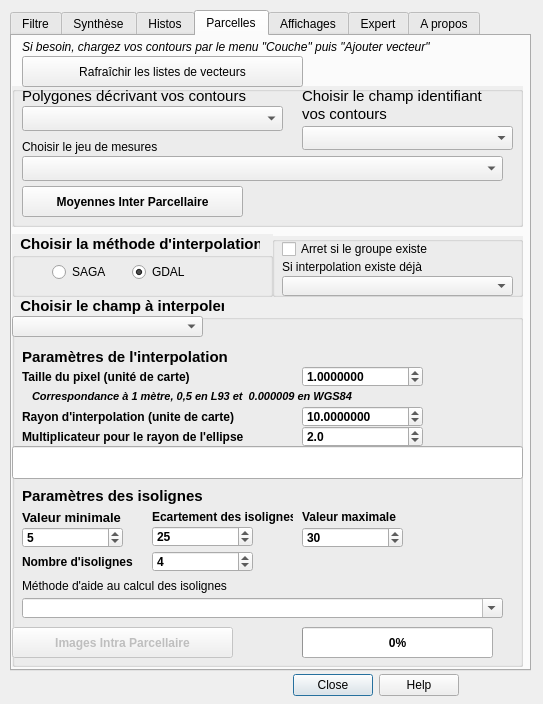
Above: Physiocap3_dialog_base.ui from jhemmi/Physiocap3 before the change. Below: the same form after it.
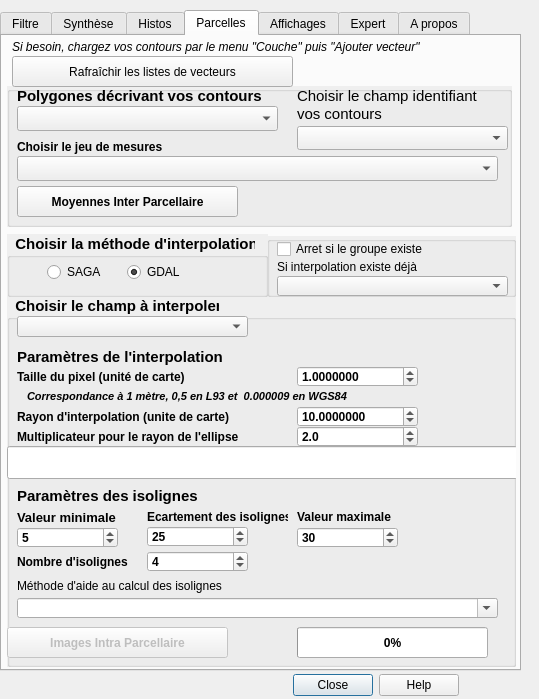
That is the form after the change. The open tabs and pages were chosen to show the change.

Commit message: V3.1.5-SAGA-Beta

Diff of the .ui file:
```diff
--- a/Physiocap3_dialog_base.ui
+++ b/Physiocap3_dialog_base.ui
@@ -6,8 +6,8 @@
    <rect>
     <x>0</x>
     <y>0</y>
-    <width>543</width>
-    <height>704</height>
+    <width>539</width>
+    <height>699</height>
    </rect>
   </property>
   <property name="windowTitle">
@@ -61,7 +61,7 @@
    </property>
    <property name="geometry">
     <rect>
-     <x>10</x>
+     <x>0</x>
      <y>10</y>
      <width>521</width>
      <height>661</height>
@@ -1028,9 +1028,9 @@
     <widget class="QGroupBox" name="groupBoxInter">
      <property name="geometry">
       <rect>
-       <x>0</x>
+       <x>5</x>
        <y>50</y>
-       <width>511</width>
+       <width>505</width>
        <height>141</height>
       </rect>
      </property>
@@ -1106,6 +1106,8 @@
       <property name="font">
        <font>
         <pointsize>11</pointsize>
+        <weight>75</weight>
+        <bold>true</bold>
        </font>
       </property>
       <property name="text">
@@ -1130,6 +1132,12 @@
         <verstretch>0</verstretch>
        </sizepolicy>
       </property>
+      <property name="font">
+       <font>
+        <weight>75</weight>
+        <bold>true</bold>
+       </font>
+      </property>
       <property name="text">
        <string>Choisir le jeu de mesures</string>
       </property>
@@ -1342,9 +1350,9 @@
      </property>
      <property name="geometry">
       <rect>
-       <x>0</x>
+       <x>5</x>
        <y>260</y>
-       <width>511</width>
+       <width>509</width>
        <height>371</height>
       </rect>
      </property>
@@ -1537,9 +1545,9 @@
       </property>
       <property name="geometry">
        <rect>
-        <x>0</x>
+        <x>10</x>
         <y>20</y>
-        <width>191</width>
+        <width>231</width>
         <height>21</height>
        </rect>
       </property>
@@ -2066,9 +2074,9 @@
     <widget class="QGroupBox" name="groupBoxArret">
      <property name="geometry">
       <rect>
-       <x>260</x>
+       <x>265</x>
        <y>200</y>
-       <width>251</width>
+       <width>249</width>
        <height>61</height>
       </rect>
      </property>
@@ -2155,7 +2163,7 @@
     <widget class="QGroupBox" name="groupBoxMethode">
      <property name="geometry">
       <rect>
-       <x>0</x>
+       <x>5</x>
        <y>198</y>
        <width>261</width>
        <height>63</height>
```
Left out of the diff: 44 changed lines with no effect on the pictures.
